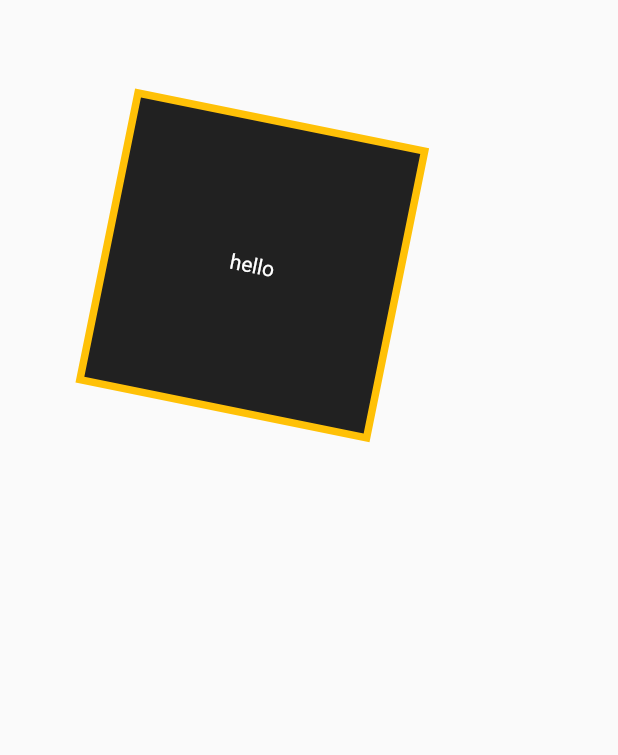
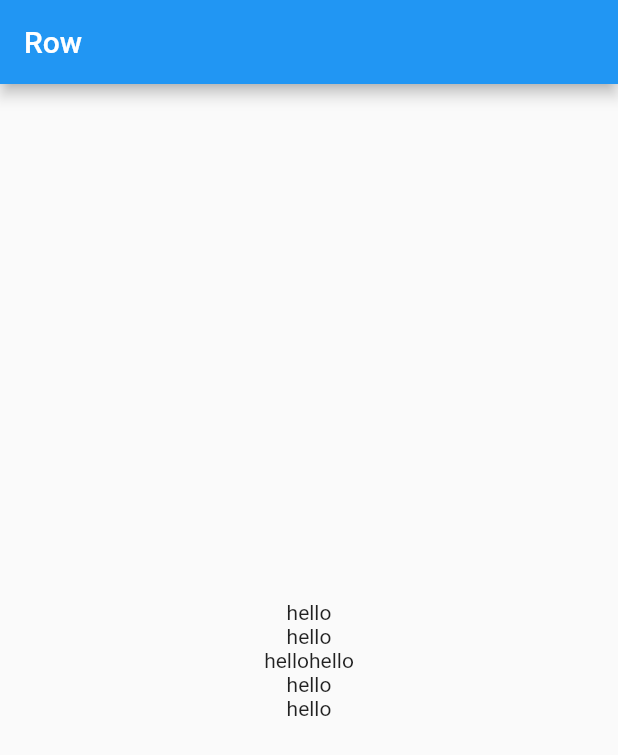
Before and after one commit to marufkhan09/widgets, a Flutter app: the screen it shows after launch, on a phone screen of 412 x 824 dp. Shown: the top 755 px of the screen. Run offline on Flutter 3.47's test engine with Material 2 defaults, Android fonts, the phone set to English and light mode, and no system bars.

Commit message:
Row and Column

```diff
--- a/lib/main.dart
+++ b/lib/main.dart
@@ -4,6 +4,9 @@ void main() {
   runApp(MaterialApp(
     title: 'Widgets',
     home: Scaffold(
+      appBar: AppBar(
+        title: Text('Row'),
+      ),
       body: Home(),
     ),
   ));
@@ -14,30 +17,21 @@ class Home extends StatelessWidget {
 
   @override
   Widget build(BuildContext context) {
-    return Container(
-
-      height: 200,
-      width: 200,
-      child: Text('hello',
-      style: TextStyle(
-          color: Colors.white,
-      ),),
-      alignment: Alignment.center,
-      margin: EdgeInsets.fromLTRB(100, 40, 20, 0),
-      padding: EdgeInsets.all(20),
-      decoration: BoxDecoration(
-        color: Colors.grey[900],
-        shape: BoxShape.rectangle,
-        border: Border.all(
-          color: Colors.amber,
-          width: 5,
-        )
-
+    return Column(
+      mainAxisAlignment: MainAxisAlignment.center,
+    children: [
+      Text('hello'),
+      Text('hello'),
+      Row(
+        mainAxisAlignment: MainAxisAlignment.center,
+    children: [
+      Text('hello'),
+      Text('hello'),
+    ],
       ),
-      transform: Matrix4.rotationZ(.2),
-
-
-
+      Text('hello'),
+      Text('hello'),
+    ],
     );
   }
 }
```
